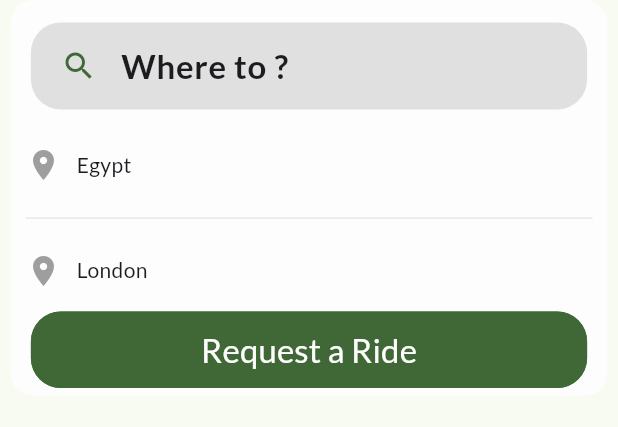
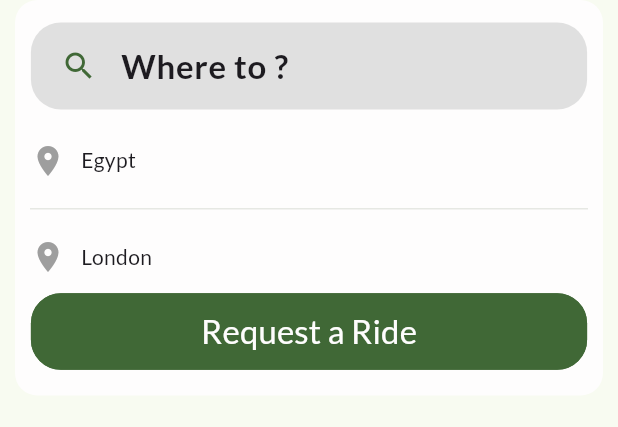
Before and after one commit to MohamedAboElM3aTy/lumin_soft_maps, a Flutter app: the RequestRideContainer widget shown alone on an empty page, opened directly with empty values, on a phone screen of 412 x 824 dp. Shown: the top 427 px of the screen. Run offline on Flutter 3.47's test engine with Material 3 defaults, Android fonts, the phone set to English and light mode, and no system bars; our stand-ins replace auto_size_text, bloc, dio, easy_localization, equatable, firebase_auth and 17 more; accounts and stored records are empty.

Commit message:
[EDIT] in UI

```diff
--- a/packages/map/lib/presentation/widgets/request_ride_container.dart
+++ b/packages/map/lib/presentation/widgets/request_ride_container.dart
@@ -1,8 +1,4 @@
-import 'package:core/app/constants/app_colors.dart';
-import 'package:core/app/extensions/context.dart';
-import 'package:core/app/extensions/screen_util.dart';
-import 'package:core/presentation/widgets/buttons/app_button.dart';
-import 'package:core/presentation/widgets/text_fields/rounded_text_field.dart';
+import 'package:core/core.dart';
 import 'package:flutter/material.dart';
 import 'package:map/presentation/widgets/build_row.dart';
 
@@ -21,7 +17,7 @@ class RequestRideContainer extends StatelessWidget {
       left: 0,
       bottom: 20,
       child: Padding(
-        padding: const EdgeInsets.symmetric(horizontal: 7.0),
+        padding: const EdgeInsets.symmetric(horizontal: 10.0),
         child: Container(
           width: double.infinity,
           height: context.screenHeight * 0.32,
@@ -39,6 +35,8 @@ class RequestRideContainer extends StatelessWidget {
               children: [
                 RoundedTextField(
                   isMap: true,
+                  controller: locationController,
+                  icon: Icons.search,
                   changed: (location) => locationController.text = location,
                   validator: (location) => location!.isEmpty
                       ? context.getText('locationRequired')
@@ -48,8 +46,6 @@ class RequestRideContainer extends StatelessWidget {
                     fontSize: 20.toFont,
                     fontWeight: FontWeight.w600,
                   ),
-                  icon: Icons.search,
-                  controller: locationController,
                 ),
                 BuildRow(labelText: context.getText('egypt')),
                 const Divider(thickness: 0.4),
@@ -65,9 +61,12 @@ class RequestRideContainer extends StatelessWidget {
                   padding: const EdgeInsets.symmetric(
                     vertical: 10,
                   ),
+                  // ! To implement Handling Notification
                   onPressed: () {},
                   label: context.getText('requestRide'),
                 ),
+                0.01.toHeight.emptyHeight,
+                // 2.emptyHeight,
               ],
             ),
           ),
--- a/pubspec.yaml
+++ b/pubspec.yaml
@@ -86,6 +86,9 @@ dependencies:
   map:
     path: packages/map/
 
+  notifications:
+    path: packages/notifications/
+
 dev_dependencies:
   flutter_test:
     sdk: flutter
```
Also changed, not shown: packages/map/lib/presentation/screens/map_screen.dart (+3 -4 lines), pubspec.lock.
